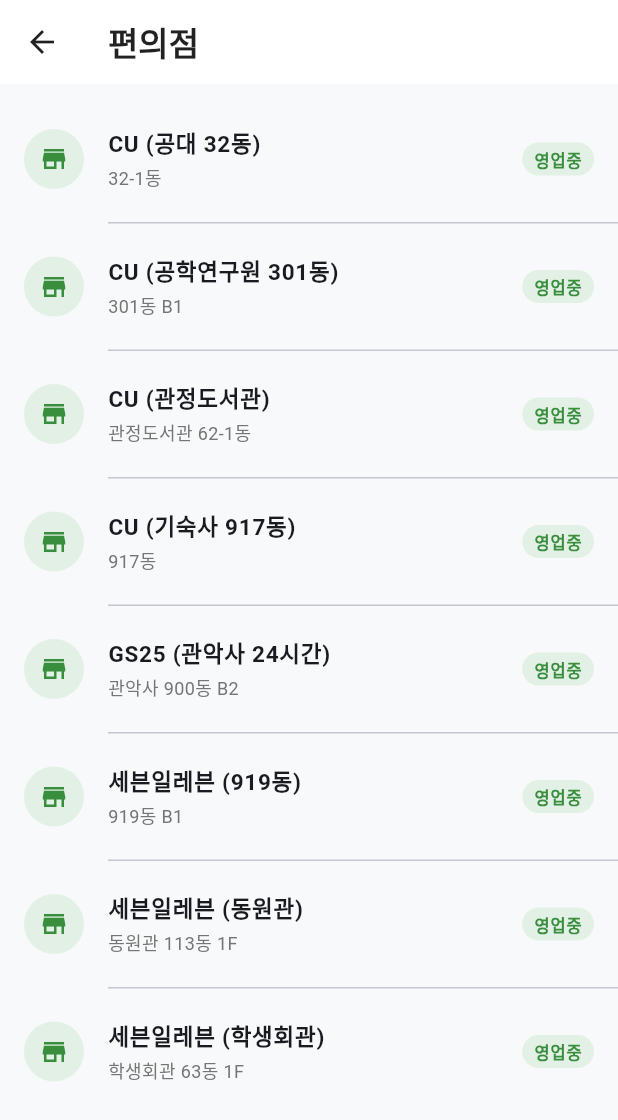
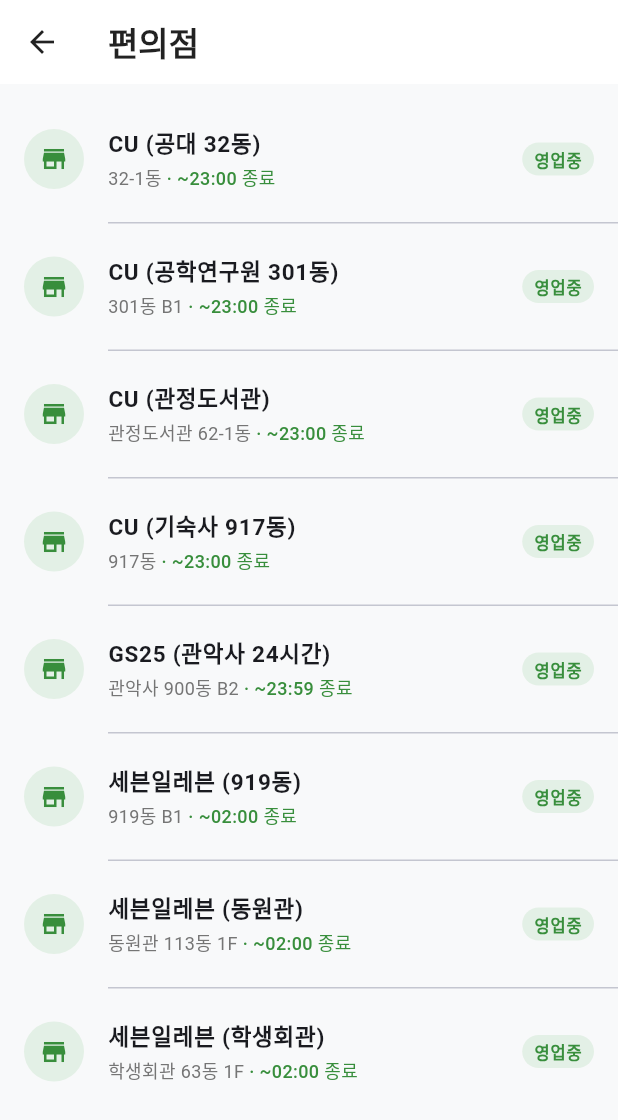
Before and after one commit to tom072677-lgtm/snu-assignment, a Flutter app: the RestaurantScreen screen opened directly, after a tap on "편의점", on a phone screen of 412 x 824 dp. Shown: the top 1120 px of the screen. Run offline on Flutter 3.47's test engine with Material 3 defaults, Android fonts, the phone set to English and light mode, and no system bars; our stand-ins replace dio, firebase_core, firebase_messaging, flutter_local_notifications, flutter_riverpod, flutter_secure_storage and 4 more; missing offline and left inert: flutter_naver_map; accounts and stored records are empty; generated files the repository leaves out were written again; network calls fail.

Commit message:
fix: venue list hours display and bottom nav overlap
- Add statusTimeLabel(): shows close time when open, next open time when closed
- Handle break times and overnight ranges
- Wrap ListView with SafeArea(top: false) to fix system nav bar overlap

Co-Authored-By: Claude Sonnet 4.6 <noreply@anthropic.com>

```diff
--- a/lib/features/restaurant/domain/venue.dart
+++ b/lib/features/restaurant/domain/venue.dart
@@ -99,32 +99,43 @@ class Venue {
         instagramHandle: j['instagramHandle'] as String?,
       );
 
+  DayHours _dayHours(DateTime kst) {
+    final w = kst.weekday;
+    if (w == 6) return hours.saturday;
+    if (w == 7) return hours.sunday;
+    return hours.weekday;
+  }
+
   /// Returns true if venue is open at [t] in KST (UTC+9).
   bool isOpenAt(DateTime t) {
-    // Convert to KST
     final kst = t.toUtc().add(const Duration(hours: 9));
-    final weekday = kst.weekday; // Mon=1 … Sun=7
-
-    final DayHours day;
-    if (weekday == 6) {
-      day = hours.saturday;
-    } else if (weekday == 7) {
-      day = hours.sunday;
-    } else {
-      day = hours.weekday;
-    }
-
+    final day = _dayHours(kst);
     if (day.closed || day.ranges.isEmpty) return false;
-
     final now = kst.hour * 60 + kst.minute;
     for (final r in day.ranges) {
       final open = _toMinutes(r.open);
       var close = _toMinutes(r.close);
-      // Handle overnight (e.g. 08:00–02:00)
-      if (close < open) close += 24 * 60;
+      if (close < open) close += 24 * 60; // overnight
       if (now >= open && now < close) return true;
     }
     return false;
+  }
+
+  /// Returns a short time label for the list row, e.g. "~18:30 종료" or "17:00 오픈".
+  /// Returns null when today's schedule is unknown or all ranges have passed.
+  String? statusTimeLabel(DateTime t) {
+    final kst = t.toUtc().add(const Duration(hours: 9));
+    final day = _dayHours(kst);
+    if (day.closed || day.ranges.isEmpty) return null;
+    final now = kst.hour * 60 + kst.minute;
+    for (final r in day.ranges) {
+      final open = _toMinutes(r.open);
+      var close = _toMinutes(r.close);
+      if (close < open) close += 24 * 60; // overnight
+      if (now >= open && now < close) return '~${r.close} 종료';
+      if (now < open) return '${r.open} 오픈';
+    }
+    return null; // all ranges passed today — no ambiguous tomorrow info
   }
 
   static int _toMinutes(String hhmm) {
--- a/lib/features/restaurant/presentation/venue_list_screen.dart
+++ b/lib/features/restaurant/presentation/venue_list_screen.dart
@@ -29,11 +29,14 @@ class VenueListScreen extends StatelessWidget {
       appBar: AppBar(
         title: Text(label, style: const TextStyle(fontWeight: FontWeight.bold)),
       ),
-      body: ListView.separated(
-        padding: const EdgeInsets.symmetric(vertical: 8),
-        itemCount: sorted.length,
-        separatorBuilder: (_, __) => const Divider(height: 1, indent: 72),
-        itemBuilder: (_, i) => _VenueRow(venue: sorted[i]),
+      body: SafeArea(
+        top: false,
+        child: ListView.separated(
+          padding: const EdgeInsets.symmetric(vertical: 8),
+          itemCount: sorted.length,
+          separatorBuilder: (_, __) => const Divider(height: 1, indent: 72),
+          itemBuilder: (_, i) => _VenueRow(venue: sorted[i]),
+        ),
       ),
     );
   }
@@ -45,7 +48,9 @@ class _VenueRow extends StatelessWidget {
 
   @override
   Widget build(BuildContext context) {
-    final isOpen = venue.isOpenAt(DateTime.now());
+    final now = DateTime.now();
+    final isOpen = venue.isOpenAt(now);
+    final timeLabel = venue.statusTimeLabel(now);
     final preview = venue.lunchPreview;
 
     return ListTile(
@@ -68,9 +73,23 @@ class _VenueRow extends StatelessWidget {
         crossAxisAlignment: CrossAxisAlignment.start,
         children: [
           const SizedBox(height: 2),
-          Text(
-            venue.building,
-            style: TextStyle(fontSize: 12, color: Colors.grey[600]),
+          // 건물 · 시간 한 줄
+          Text.rich(
+            TextSpan(children: [
+              TextSpan(
+                text: venue.building,
+                style: TextStyle(fontSize: 12, color: Colors.grey[600]),
+              ),
+              if (timeLabel != null)
+                TextSpan(
+                  text: ' · $timeLabel',
+                  style: TextStyle(
+                    fontSize: 12,
+                    color: isOpen ? Colors.green[700] : Colors.orange[700],
+                    fontWeight: FontWeight.w500,
+                  ),
+                ),
+            ]),
           ),
           if (preview != null && preview.isNotEmpty) ...[
             const SizedBox(height: 3),
```
